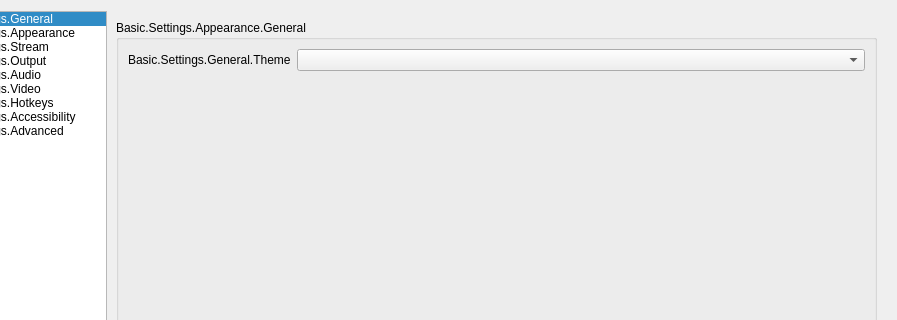
The window that UI/forms/OBSBasicSettings.ui (derrod/obs-studio) describes before a commit, drawn with Qt 5; both pictures show x 84 to 981 and y 0 to 320 of the 981 by 730 pixel window.
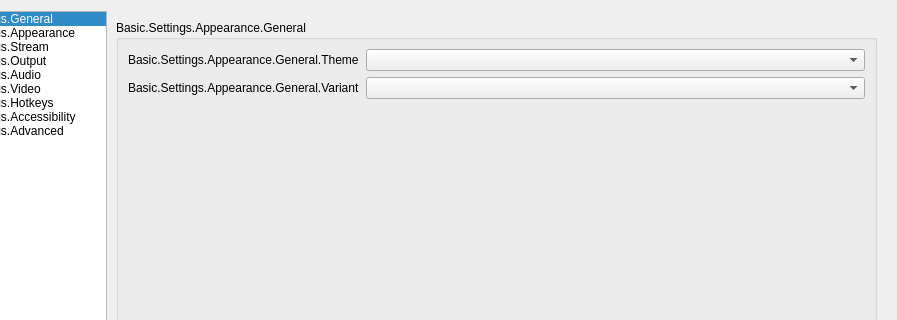
The same window after the commit. The open tabs and pages were chosen to show the change. Icons and pictures are not drawn. Custom widgets are drawn as their Qt base class.

Commit message: UI: Add composable themes feature

The edit to the form file:
```diff
--- a/UI/forms/OBSBasicSettings.ui
+++ b/UI/forms/OBSBasicSettings.ui
@@ -948,7 +948,7 @@
                    <item row="0" column="0">
                     <widget class="QLabel" name="label_45">
                      <property name="text">
-                      <string>Basic.Settings.General.Theme</string>
+                      <string>Basic.Settings.Appearance.General.Theme</string>
                      </property>
                      <property name="buddy">
                       <cstring>theme</cstring>
@@ -958,6 +958,19 @@
                    <item row="0" column="1">
                     <widget class="QComboBox" name="theme"/>
                    </item>
+                   <item row="1" column="0">
+                    <widget class="QLabel" name="label_10">
+                     <property name="text">
+                      <string>Basic.Settings.Appearance.General.Variant</string>
+                     </property>
+                     <property name="buddy">
+                      <cstring>themeVariant</cstring>
+                     </property>
+                    </widget>
+                   </item>
+                   <item row="1" column="1">
+                    <widget class="QComboBox" name="themeVariant"/>
+                   </item>
                   </layout>
                  </widget>
                 </item>
```
Left out of the diff: 1 changed line with no effect on the pictures. The commit also changes 12 other files.
